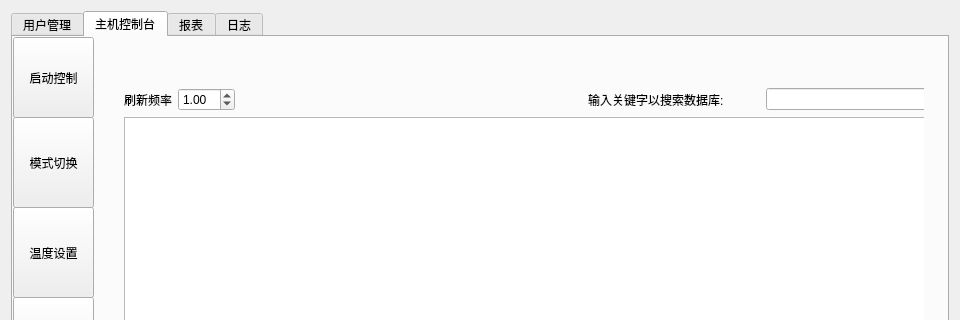
Before: the Qt Designer form master/mainwindow.ui in fengshenfeilian/airCondition, drawn with Qt 5; both pictures show x 0 to 960 and y 0 to 320 of the 960 by 524 pixel window.
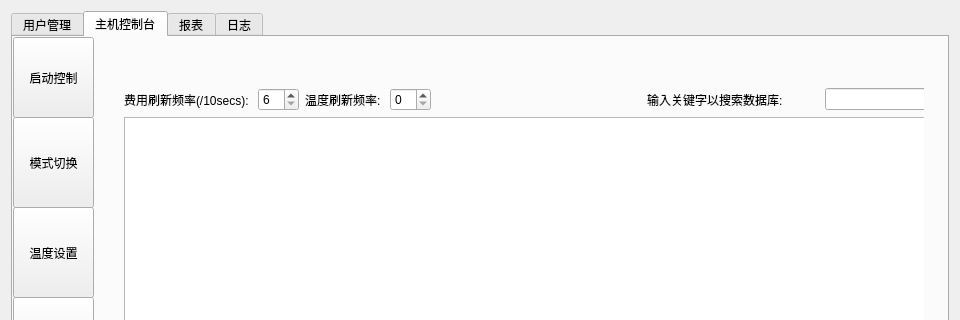
After: the same form once the commit is applied. The open tabs and pages were chosen to show the change.

The edit to the form file:
```diff
--- a/master/mainwindow.ui
+++ b/master/mainwindow.ui
@@ -277,23 +277,21 @@
            </rect>
           </property>
           <layout class="QGridLayout" name="gridLayout_3">
-           <item row="0" column="6">
-            <widget class="QLineEdit" name="lineEdit"/>
+           <item row="1" column="0">
+            <widget class="QLabel" name="label_6">
+             <property name="text">
+              <string>费用刷新频率(/10secs): </string>
+             </property>
+            </widget>
            </item>
-           <item row="0" column="2">
-            <spacer name="horizontalSpacer">
-             <property name="orientation">
-              <enum>Qt::Horizontal</enum>
+           <item row="1" column="3">
+            <widget class="QSpinBox" name="spinBox">
+             <property name="showGroupSeparator" stdset="0">
+              <bool>false</bool>
              </property>
-             <property name="sizeHint" stdset="0">
-              <size>
-               <width>40</width>
-               <height>20</height>
-              </size>
-             </property>
-            </spacer>
+            </widget>
            </item>
-           <item row="0" column="3">
+           <item row="1" column="5">
             <spacer name="horizontalSpacer_2">
              <property name="orientation">
               <enum>Qt::Horizontal</enum>
@@ -306,30 +304,49 @@
              </property>
             </spacer>
            </item>
-           <item row="0" column="1">
-            <widget class="QDoubleSpinBox" name="boxRefreshFreq">
-             <property name="value">
-              <double>1.000000000000000</double>
-             </property>
-            </widget>
-           </item>
-           <item row="0" column="4">
+           <item row="1" column="6">
             <widget class="QLabel" name="label_5">
              <property name="text">
               <string>输入关键字以搜索数据库:         </string>
              </property>
             </widget>
            </item>
-           <item row="0" column="0">
-            <widget class="QLabel" name="label_6">
-             <property name="text">
-              <string>刷新频率</string>
-             </property>
-            </widget>
-           </item>
-           <item row="1" column="0" colspan="7">
+           <item row="3" column="0" colspan="9">
             <widget class="QTableView" name="slaveView"/>
            </item>
+           <item row="1" column="8">
+            <widget class="QLineEdit" name="lineEdit"/>
+           </item>
+           <item row="1" column="2">
+            <widget class="QLabel" name="label_2">
+             <property name="text">
+              <string>温度刷新频率: </string>
+             </property>
+            </widget>
+           </item>
+           <item row="1" column="4">
+            <spacer name="horizontalSpacer">
+             <property name="orientation">
+              <enum>Qt::Horizontal</enum>
+             </property>
+             <property name="sizeHint" stdset="0">
+              <size>
+               <width>40</width>
+               <height>20</height>
+              </size>
+             </property>
+            </spacer>
+           </item>
+           <item row="1" column="1">
+            <widget class="QSpinBox" name="boxRefreshFreq">
+             <property name="minimum">
+              <number>6</number>
+             </property>
+             <property name="maximum">
+              <number>60</number>
+             </property>
+            </widget>
+           </item>
           </layout>
          </widget>
         </widget>
```
Left out of the diff: 9 changed lines with no effect on the pictures.
